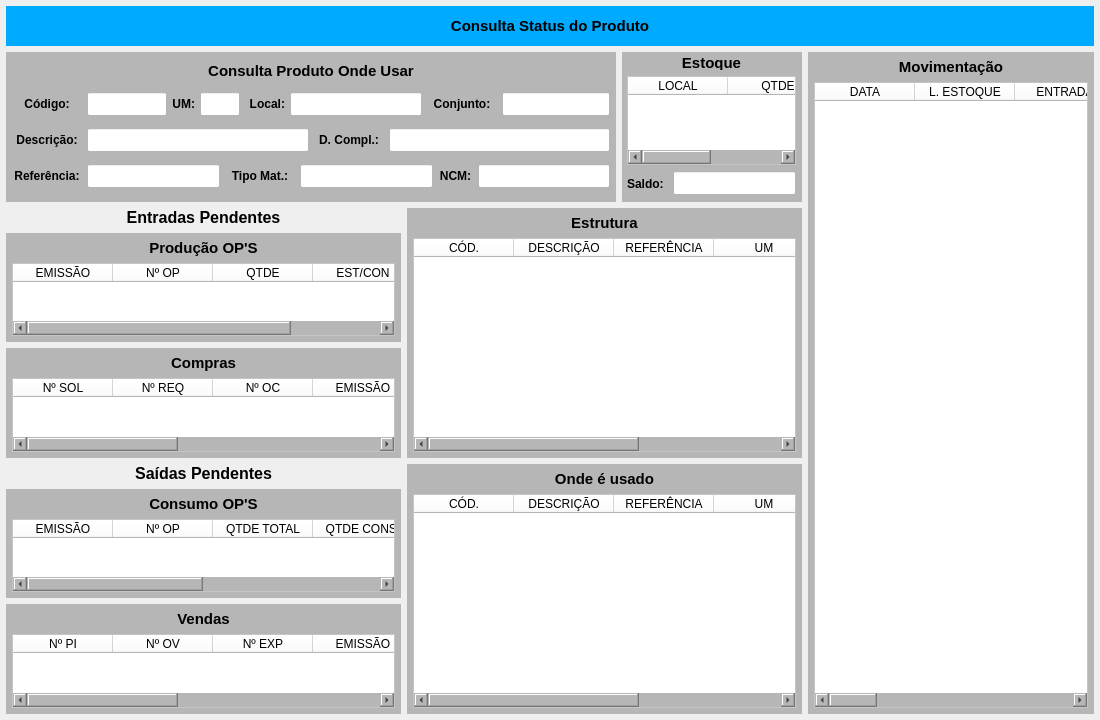
Old version of the form forms/tela_pcp_produto.ui in the repository Azevedo84/erp_suzuki.
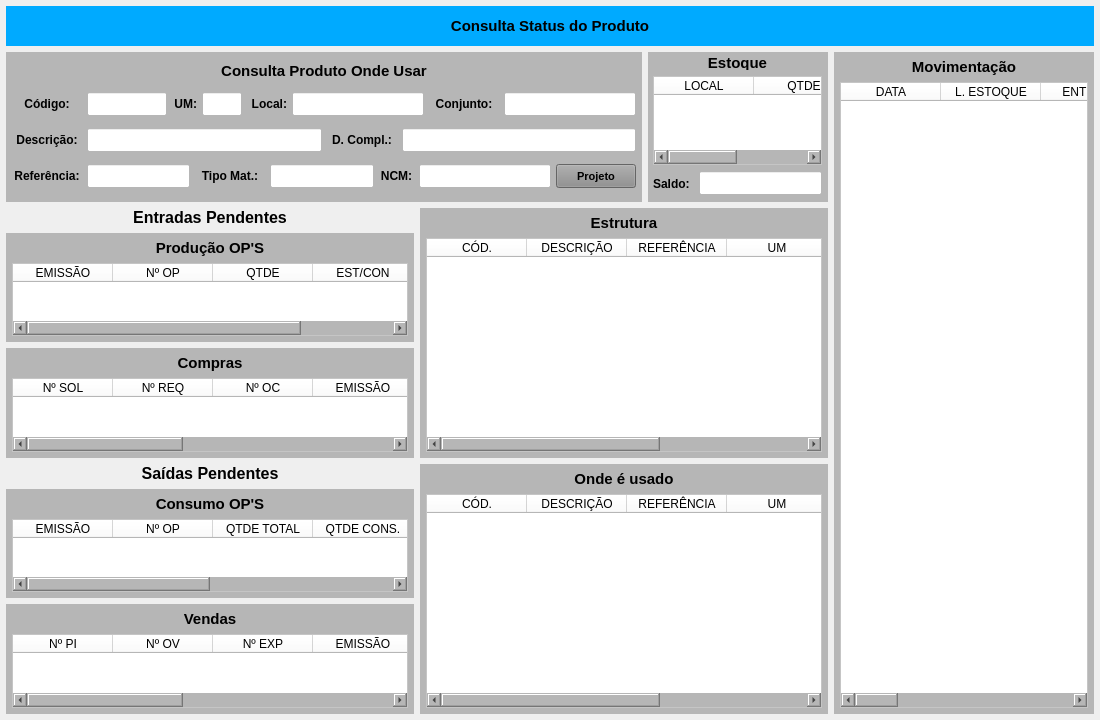
New version of the form.

Patch:
```diff
--- a/forms/tela_pcp_produto.ui
+++ b/forms/tela_pcp_produto.ui
@@ -1025,6 +1025,62 @@
                      </property>
                     </widget>
                    </item>
+                   <item>
+                    <widget class="QPushButton" name="btn_Projeto">
+                     <property name="sizePolicy">
+                      <sizepolicy hsizetype="Preferred" vsizetype="Preferred">
+                       <horstretch>0</horstretch>
+                       <verstretch>0</verstretch>
+                      </sizepolicy>
+                     </property>
+                     <property name="minimumSize">
+                      <size>
+                       <width>80</width>
+                       <height>0</height>
+                      </size>
+                     </property>
+                     <property name="maximumSize">
+                      <size>
+                       <width>80</width>
+                       <height>16777215</height>
+                      </size>
+                     </property>
+                     <property name="font">
+                      <font>
+                       <pointsize>8</pointsize>
+                       <weight>75</weight>
+                       <bold>true</bold>
+                      </font>
+                     </property>
+                     <property name="cursor">
+                      <cursorShape>PointingHandCursor</cursorShape>
+                     </property>
+                     <property name="layoutDirection">
+                      <enum>Qt::LeftToRight</enum>
+                     </property>
+                     <property name="autoFillBackground">
+                      <bool>false</bool>
+                     </property>
+                     <property name="styleSheet">
+                      <string notr="true">background-color: rgb(141, 141, 141);</string>
+                     </property>
+                     <property name="text">
+                      <string>Projeto</string>
+                     </property>
+                     <property name="checkable">
+                      <bool>false</bool>
+                     </property>
+                     <property name="autoDefault">
+                      <bool>false</bool>
+                     </property>
+                     <property name="default">
+                      <bool>false</bool>
+                     </property>
+                     <property name="flat">
+                      <bool>false</bool>
+                     </property>
+                    </widget>
+                   </item>
                   </layout>
                  </widget>
                 </item>
```
